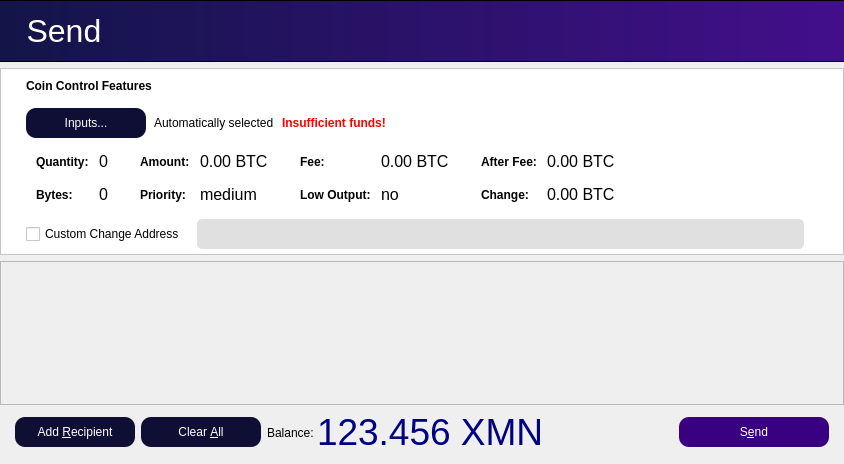
Before: the Qt Designer form src/qt/forms/sendcoinsdialog.ui in noirofficial/noir, drawn with Qt 5.
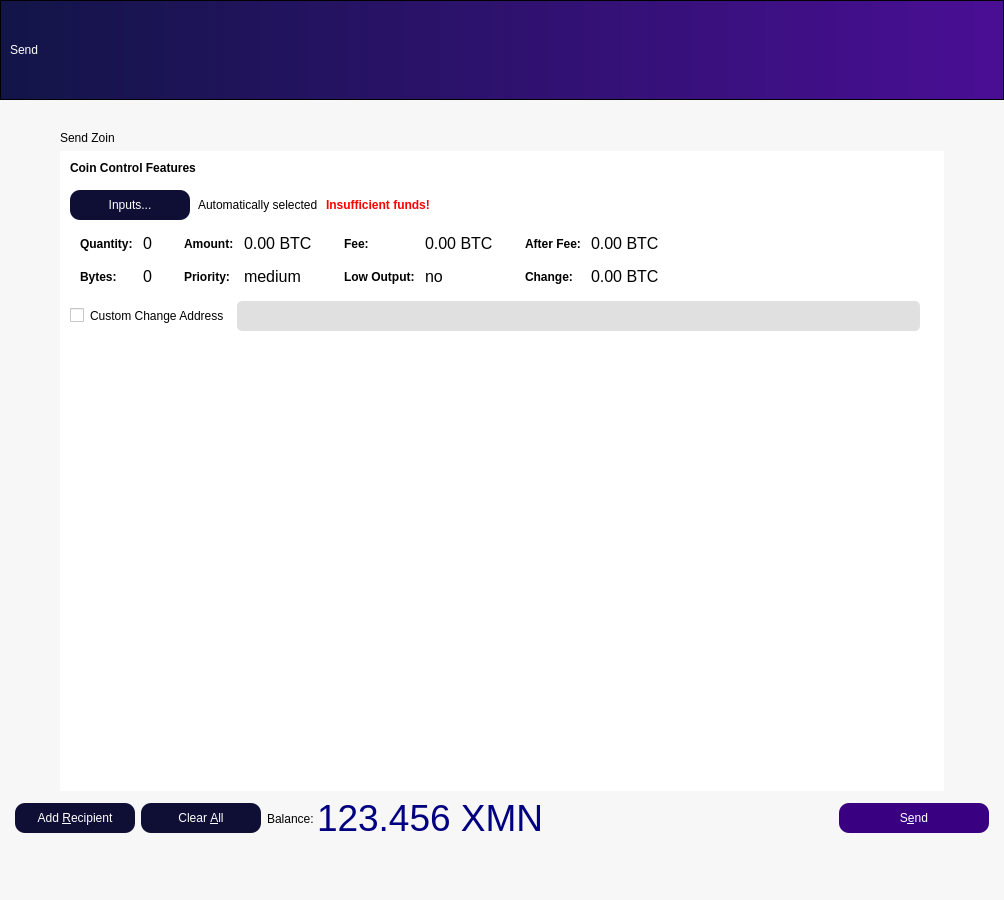
After: the same form once the commit is applied.

```diff
--- a/src/qt/forms/sendcoinsdialog.ui
+++ b/src/qt/forms/sendcoinsdialog.ui
@@ -6,14 +6,17 @@
    <rect>
     <x>0</x>
     <y>0</y>
-    <width>844</width>
-    <height>464</height>
+    <width>1004</width>
+    <height>900</height>
    </rect>
   </property>
   <property name="windowTitle">
    <string>Send Coins</string>
   </property>
-  <layout class="QVBoxLayout" name="verticalLayout" stretch="0,0,1,0">
+  <property name="styleSheet">
+   <string notr="true">background-color:rgba(247, 247, 247, 250);</string>
+  </property>
+  <layout class="QVBoxLayout" name="verticalLayout" stretch="0,0,0">
    <property name="leftMargin">
     <number>0</number>
    </property>
@@ -24,10 +27,10 @@
     <number>0</number>
    </property>
    <property name="bottomMargin">
-    <number>10</number>
+    <number>60</number>
    </property>
    <item>
-    <layout class="QVBoxLayout" name="verticalLayout_3">
+    <layout class="QVBoxLayout" name="Header">
      <property name="leftMargin">
       <number>0</number>
      </property>
@@ -36,6 +39,9 @@
      </property>
      <item>
       <layout class="QHBoxLayout" name="horizontalLayout_3">
+       <property name="spacing">
+        <number>0</number>
+       </property>
        <property name="leftMargin">
         <number>0</number>
        </property>
@@ -44,45 +50,18 @@
        </property>
        <item>
         <widget class="QFrame" name="frame">
-         <property name="minimumSize">
-          <size>
-           <width>0</width>
-           <height>62</height>
-          </size>
-         </property>
-         <property name="frameShape">
-          <enum>QFrame::StyledPanel</enum>
-         </property>
-         <property name="frameShadow">
-          <enum>QFrame::Raised</enum>
-         </property>
-         <widget class="QFrame" name="frame_3">
-          <property name="geometry">
-           <rect>
-            <x>-9</x>
-            <y>0</y>
-            <width>981</width>
-            <height>62</height>
-           </rect>
-          </property>
           <property name="sizePolicy">
-           <sizepolicy hsizetype="Expanding" vsizetype="Fixed">
-            <horstretch>11</horstretch>
+          <sizepolicy hsizetype="Preferred" vsizetype="Fixed">
+           <horstretch>0</horstretch>
             <verstretch>0</verstretch>
            </sizepolicy>
           </property>
           <property name="minimumSize">
            <size>
-            <width>972</width>
-            <height>62</height>
-           </size>
-          </property>
-          <property name="layoutDirection">
-           <enum>Qt::LeftToRight</enum>
-          </property>
-          <property name="autoFillBackground">
-           <bool>false</bool>
-          </property>
+           <width>1000</width>
+           <height>100</height>
+          </size>
+         </property>
           <property name="styleSheet">
            <string notr="true">background: QLinearGradient(x1: 0, y1: 0, x2: 1, y2: 0, stop: 0 #121548, stop: 1 #4a0e95);</string>
           </property>
@@ -92,43 +71,42 @@
           <property name="frameShadow">
            <enum>QFrame::Raised</enum>
           </property>
+         <layout class="QVBoxLayout" name="verticalLayout_3">
+          <item>
+           <widget class="QLabel" name="label_3">
+            <property name="styleSheet">
+             <string notr="true">background-color: rgb(0,0,0,0);
+color: white;</string>
+            </property>
+            <property name="text">
+             <string>Send</string>
+            </property>
+           </widget>
+          </item>
+         </layout>
+        </widget>
+       </item>
+      </layout>
+     </item>
+    </layout>
+   </item>
+   <item>
+    <layout class="QVBoxLayout" name="MainWindow">
+     <property name="leftMargin">
+      <number>60</number>
+     </property>
+     <property name="topMargin">
+      <number>25</number>
+     </property>
+     <property name="rightMargin">
+      <number>60</number>
+     </property>
+     <item>
           <widget class="QLabel" name="label_2">
-           <property name="geometry">
-            <rect>
-             <x>0</x>
-             <y>0</y>
-             <width>181</width>
-             <height>62</height>
-            </rect>
-           </property>
-           <property name="sizePolicy">
-            <sizepolicy hsizetype="Maximum" vsizetype="Maximum">
-             <horstretch>100</horstretch>
-             <verstretch>100</verstretch>
-            </sizepolicy>
-           </property>
-           <property name="font">
-            <font>
-             <pointsize>24</pointsize>
-            </font>
-           </property>
-           <property name="autoFillBackground">
-            <bool>false</bool>
-           </property>
-           <property name="styleSheet">
-            <string notr="true">color:white;
-background-color: rgba(255, 255, 255,0);</string>
-           </property>
            <property name="text">
-            <string>    Send</string>
-           </property>
-          </widget>
-         </widget>
-        </widget>
-       </item>
-      </layout>
-     </item>
-    </layout>
+        <string>Send Zoin</string>
+       </property>
+      </widget>
    </item>
    <item>
     <widget class="QFrame" name="frameCoinControl">
@@ -145,7 +123,8 @@
       </size>
      </property>
      <property name="styleSheet">
-      <string notr="true">background-color: rgb(255, 255, 255);</string>
+        <string notr="true">background-color:rgba(255, 255, 255, 255);
+border: 0</string>
      </property>
      <property name="frameShape">
       <enum>QFrame::StyledPanel</enum>
@@ -158,19 +137,19 @@
        <number>6</number>
       </property>
       <property name="leftMargin">
-       <number>15</number>
+         <number>0</number>
       </property>
       <property name="topMargin">
        <number>0</number>
       </property>
       <property name="rightMargin">
-       <number>15</number>
+         <number>0</number>
       </property>
       <property name="bottomMargin">
        <number>4</number>
       </property>
       <item>
-       <layout class="QVBoxLayout" name="verticalLayoutCoinControl" stretch="0,0,0,0,1">
+         <layout class="QVBoxLayout" name="verticalLayoutCoinControl" stretch="0,0,0,0,0,1">
         <property name="spacing">
          <number>0</number>
         </property>
@@ -735,24 +714,6 @@
          </layout>
         </item>
         <item>
-         <spacer name="verticalSpacerCoinControl">
-          <property name="orientation">
-           <enum>Qt::Vertical</enum>
-          </property>
-          <property name="sizeHint" stdset="0">
-           <size>
-            <width>800</width>
-            <height>1</height>
-           </size>
-          </property>
-         </spacer>
-        </item>
-       </layout>
-      </item>
-     </layout>
-    </widget>
-   </item>
-   <item>
     <widget class="QScrollArea" name="scrollArea">
      <property name="widgetResizable">
       <bool>true</bool>
@@ -762,8 +723,8 @@
        <rect>
         <x>0</x>
         <y>0</y>
-        <width>842</width>
-        <height>127</height>
+               <width>873</width>
+               <height>72</height>
        </rect>
       </property>
       <layout class="QVBoxLayout" name="verticalLayout_2">
@@ -792,22 +753,29 @@
          </property>
         </layout>
        </item>
+             </layout>
+            </widget>
+           </widget>
+          </item>
        <item>
-        <spacer name="verticalSpacer">
+           <spacer name="verticalSpacerCoinControl">
          <property name="orientation">
           <enum>Qt::Vertical</enum>
          </property>
          <property name="sizeHint" stdset="0">
           <size>
-           <width>20</width>
-           <height>40</height>
+              <width>800</width>
+              <height>1</height>
           </size>
          </property>
         </spacer>
        </item>
       </layout>
-     </widget>
-    </widget>
+        </item>
+       </layout>
+      </widget>
+     </item>
+    </layout>
    </item>
    <item>
     <layout class="QHBoxLayout" name="horizontalLayout">
```
Left out of the diff: 2 changed lines with no effect on the pictures. Lines whose indentation alone changed are shown as unchanged.
